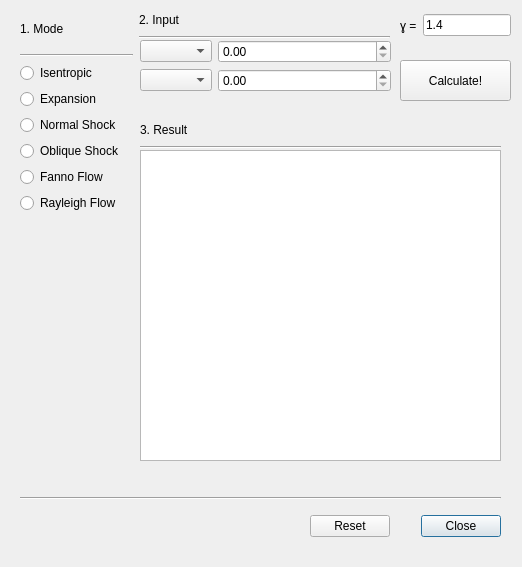
Before: the Qt Designer form caeroc/gui/base.ui in ashwinvis/caeroc, drawn with Qt 5.
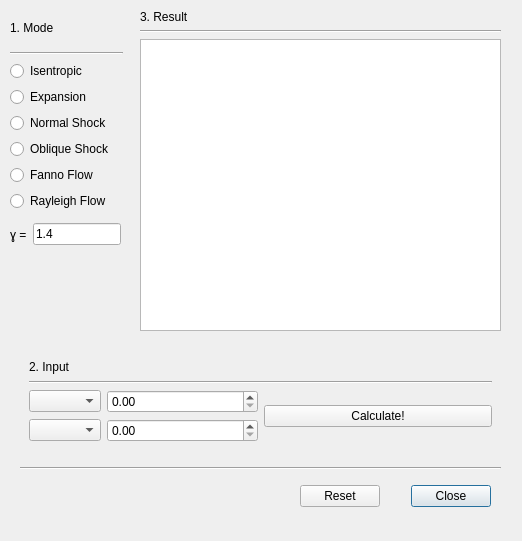
After: the same form once the commit is applied.

```diff
--- a/caeroc/gui/base.ui
+++ b/caeroc/gui/base.ui
@@ -7,7 +7,7 @@
     <x>0</x>
     <y>0</y>
     <width>522</width>
-    <height>567</height>
+    <height>541</height>
    </rect>
   </property>
   <property name="windowTitle">
@@ -19,8 +19,8 @@
   <widget class="QDialogButtonBox" name="buttonBox">
    <property name="geometry">
     <rect>
-     <x>310</x>
-     <y>510</y>
+     <x>300</x>
+     <y>480</y>
      <width>191</width>
      <height>32</height>
     </rect>
@@ -35,10 +35,10 @@
   <widget class="QWidget" name="verticalLayoutWidget_2">
    <property name="geometry">
     <rect>
-     <x>20</x>
+     <x>10</x>
      <y>10</y>
      <width>113</width>
-     <height>203</height>
+     <height>201</height>
     </rect>
    </property>
    <layout class="QVBoxLayout" name="verticalLayout_2">
@@ -100,24 +100,11 @@
     </item>
    </layout>
   </widget>
-  <widget class="QPushButton" name="pushButton">
-   <property name="geometry">
-    <rect>
-     <x>400</x>
-     <y>60</y>
-     <width>111</width>
-     <height>41</height>
-    </rect>
-   </property>
-   <property name="text">
-    <string>Calculate!</string>
-   </property>
-  </widget>
   <widget class="Line" name="line">
    <property name="geometry">
     <rect>
      <x>20</x>
-     <y>490</y>
+     <y>460</y>
      <width>481</width>
      <height>16</height>
     </rect>
@@ -126,74 +113,47 @@
     <enum>Qt::Horizontal</enum>
    </property>
   </widget>
-  <widget class="QWidget" name="formLayoutWidget">
+  <widget class="QFrame" name="verticalFrame">
    <property name="geometry">
     <rect>
-     <x>140</x>
-     <y>40</y>
-     <width>251</width>
-     <height>71</height>
+     <x>20</x>
+     <y>350</y>
+     <width>481</width>
+     <height>101</height>
     </rect>
    </property>
-   <layout class="QFormLayout" name="formLayout">
+   <layout class="QGridLayout" name="gridLayout">
+    <item row="2" column="1">
+     <widget class="QPushButton" name="qpb_calculate">
+      <property name="text">
+       <string>Calculate!</string>
+      </property>
+     </widget>
+    </item>
+    <item row="2" column="0">
+     <layout class="QFormLayout" name="qfl_input">
+      <item row="0" column="0">
+       <widget class="QComboBox" name="qcb1_input"/>
+      </item>
+      <item row="0" column="1">
+       <widget class="QDoubleSpinBox" name="qdsb1_input"/>
+      </item>
+      <item row="1" column="0">
+       <widget class="QComboBox" name="qcb2_input"/>
+      </item>
+      <item row="1" column="1">
+       <widget class="QDoubleSpinBox" name="qdsb2_input"/>
+      </item>
+     </layout>
+    </item>
     <item row="0" column="0">
-     <widget class="QComboBox" name="comboBox"/>
-    </item>
-    <item row="0" column="1">
-     <widget class="QDoubleSpinBox" name="doubleSpinBox"/>
-    </item>
-    <item row="1" column="0">
-     <widget class="QComboBox" name="comboBox_2"/>
-    </item>
-    <item row="1" column="1">
-     <widget class="QDoubleSpinBox" name="doubleSpinBox_2"/>
-    </item>
-   </layout>
-  </widget>
-  <widget class="QWidget" name="horizontalLayoutWidget">
-   <property name="geometry">
-    <rect>
-     <x>400</x>
-     <y>10</y>
-     <width>111</width>
-     <height>31</height>
-    </rect>
-   </property>
-   <layout class="QHBoxLayout" name="horizontalLayout">
-    <item>
-     <widget class="QLabel" name="label_2">
-      <property name="text">
-       <string>ɣ =</string>
-      </property>
-     </widget>
-    </item>
-    <item>
-     <widget class="QLineEdit" name="lineEdit">
-      <property name="text">
-       <string>1.4</string>
-      </property>
-     </widget>
-    </item>
-   </layout>
-  </widget>
-  <widget class="QWidget" name="verticalLayoutWidget">
-   <property name="geometry">
-    <rect>
-     <x>139</x>
-     <y>10</y>
-     <width>251</width>
-     <height>29</height>
-    </rect>
-   </property>
-   <layout class="QVBoxLayout" name="verticalLayout">
-    <item>
      <widget class="QLabel" name="label_3">
       <property name="text">
        <string>2. Input</string>
       </property>
      </widget>
     </item>
-    <item>
+    <item row="1" column="0" colspan="2">
      <widget class="Line" name="line_3">
       <property name="orientation">
        <enum>Qt::Horizontal</enum>
@@ -206,9 +166,9 @@
    <property name="geometry">
     <rect>
      <x>140</x>
-     <y>120</y>
+     <y>10</y>
      <width>361</width>
-     <height>29</height>
+     <height>321</height>
     </rect>
    </property>
    <layout class="QVBoxLayout" name="verticalLayout_3">
@@ -226,17 +186,36 @@
       </property>
      </widget>
     </item>
+    <item>
+     <widget class="QTableWidget" name="qtw_output"/>
+    </item>
    </layout>
   </widget>
-  <widget class="QTableWidget" name="tableWidget">
+  <widget class="QWidget" name="horizontalLayoutWidget">
    <property name="geometry">
     <rect>
-     <x>140</x>
-     <y>150</y>
-     <width>361</width>
-     <height>311</height>
+     <x>10</x>
+     <y>220</y>
+     <width>111</width>
+     <height>29</height>
     </rect>
    </property>
+   <layout class="QHBoxLayout" name="horizontalLayout">
+    <item>
+     <widget class="QLabel" name="label_2">
+      <property name="text">
+       <string>ɣ =</string>
+      </property>
+     </widget>
+    </item>
+    <item>
+     <widget class="QLineEdit" name="qle_gamma">
+      <property name="text">
+       <string>1.4</string>
+      </property>
+     </widget>
+    </item>
+   </layout>
   </widget>
  </widget>
  <resources/>
```
Left out of the diff: 31 changed lines with no effect on the pictures.
